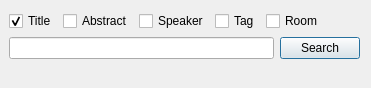
Qt form src/gui/searchhead.ui (edulix/confclerk) before a commit.
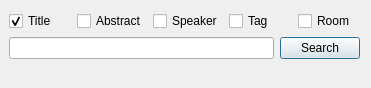
The same form after that commit. Icons and pictures are not drawn.

Commit message: if no conference is in the DB, the user is automatically navigated to the conference tab, so he can import one

Patch:
```diff
--- a/src/gui/searchhead.ui
+++ b/src/gui/searchhead.ui
@@ -69,19 +69,6 @@
        </property>
       </widget>
      </item>
-     <item>
-      <spacer name="horizontalSpacer">
-       <property name="orientation">
-        <enum>Qt::Horizontal</enum>
-       </property>
-       <property name="sizeHint" stdset="0">
-        <size>
-         <width>40</width>
-         <height>20</height>
-        </size>
-       </property>
-      </spacer>
-     </item>
     </layout>
    </item>
    <item>
@@ -142,7 +129,7 @@
    </item>
   </layout>
  </widget>
- <layoutdefault spacing="6" margin="11"/>
+ <layoutdefault spacing="6" margin="11" />
  <resources>
   <include location="../icons.qrc"/>
  </resources>
```
Left out of the diff: 79 changed lines with no effect on the pictures. The commit also changes 1 other file.
